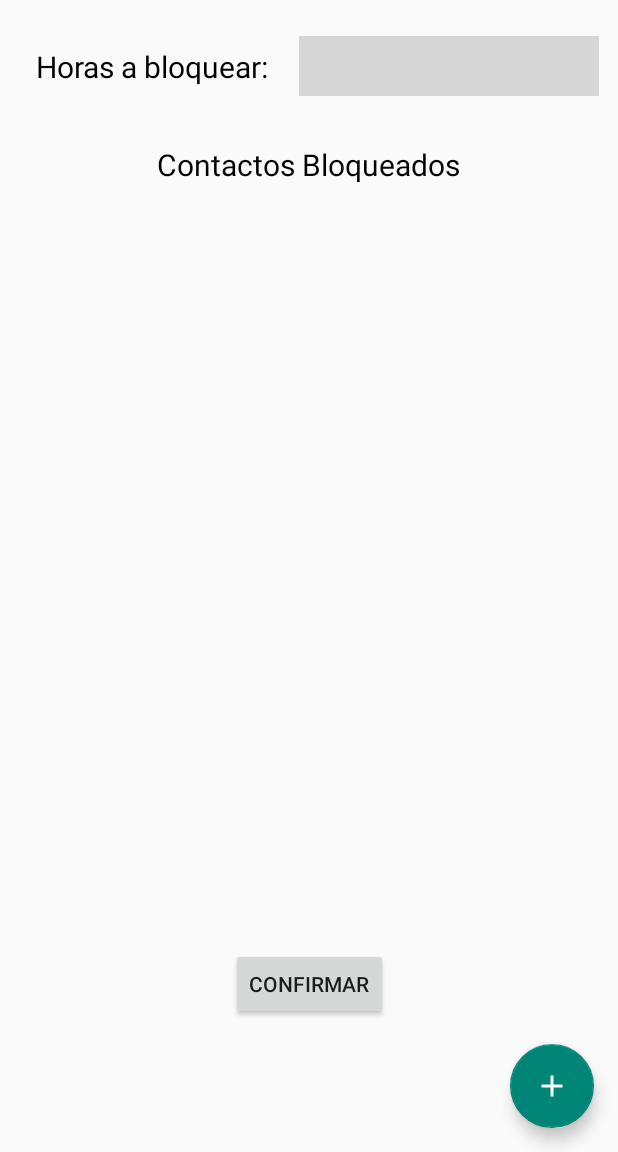
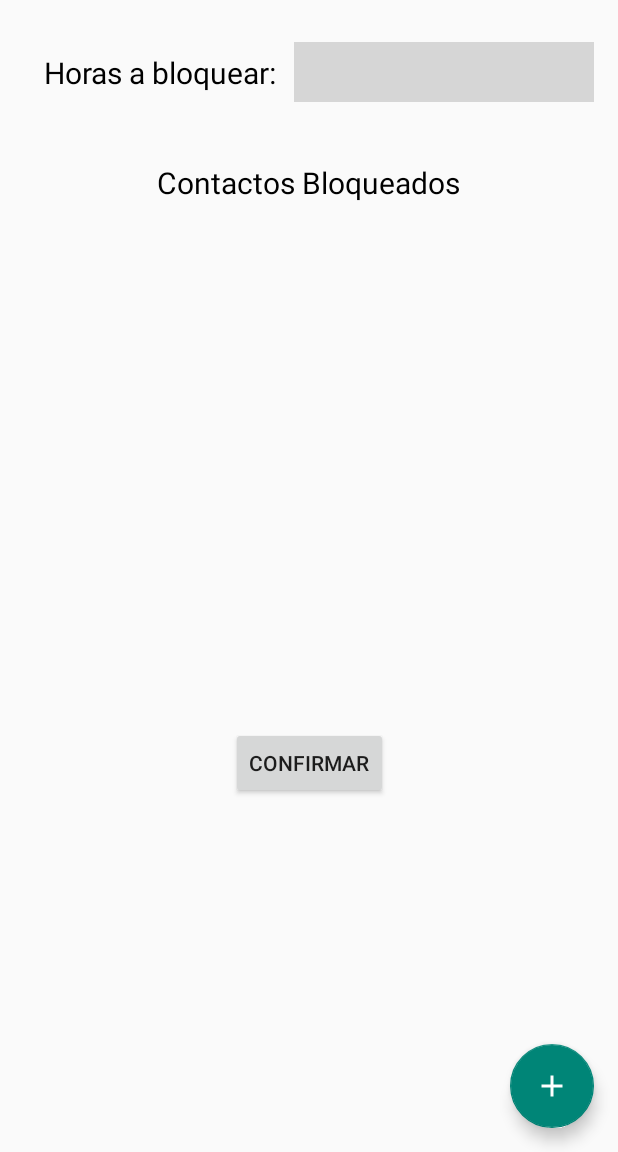
Before and after one commit to cyp0/BlockIfDrunk, an Android app: the screen it shows after launch once a user with an empty profile is signed in (MainActivity), in the side drawer, after a tap on "Lifeguard", on a phone screen of 412 x 824 dp, the part 84-1236 px from its top. Run offline under Robolectric (Android 15) with nearby library versions, the phone set to English and light mode, and no system bars; our stand-ins replace Firebase (no records; nobody signed in at launch, a user with empty details on screens opened directly), data binding; libraries missing offline, so code that uses them is left out: com.beardedhen.androidbootstrap, com.shawnlin.numberpicker; plain views replace BootstrapButton, NumberPicker; 1 statement that could not run was skipped; grey boxes are pictures that could not be loaded.

```diff
--- a/app/src/main/res/layout/activity_login.xml
+++ b/app/src/main/res/layout/activity_login.xml
@@ -82,7 +82,7 @@
             android:layout_height="24dp"
             android:layout_marginTop="13dp"
             android:background="@android:color/transparent"
-            android:text="¿Olvidaste tu contraseña?"
+            android:text="@string/olvidaste_tu_contrase_a"
             android:onClick="toReset"
             android:textSize="12sp"
             app:bootstrapBrand="info"
--- a/app/src/main/res/layout/activity_reset.xml
+++ b/app/src/main/res/layout/activity_reset.xml
@@ -52,7 +52,7 @@
             android:layout_height="wrap_content"
             android:layout_marginTop="48dp"
             android:onClick="resetPassword"
-            android:text="Confirmar"
+            android:text="@string/confirmar"
             app:bootstrapBrand="primary"
             app:bootstrapSize="lg"
             app:buttonMode="regular"
--- a/app/src/main/res/layout/fragment_add_contact.xml
+++ b/app/src/main/res/layout/fragment_add_contact.xml
@@ -17,7 +17,7 @@
         android:layout_marginTop="68dp"
         android:ems="10"
         android:inputType="textPersonName"
-        android:text="Edgar"
+        android:text="Edgar Sanchez Moron"
         app:layout_constraintEnd_toEndOf="parent"
         app:layout_constraintHorizontal_bias="0.554"
         app:layout_constraintStart_toStartOf="parent"
@@ -41,7 +41,7 @@
         android:layout_width="wrap_content"
         android:layout_height="wrap_content"
         android:layout_marginTop="52dp"
-        android:text="Agregar"
+        android:text="@string/agregar"
         app:bootstrapBrand="primary"
         app:layout_constraintEnd_toEndOf="parent"
         app:layout_constraintHorizontal_bias="0.498"
--- a/app/src/main/res/layout/fragment_contacts.xml
+++ b/app/src/main/res/layout/fragment_contacts.xml
@@ -25,7 +25,7 @@
             android:layout_width="wrap_content"
             android:layout_height="wrap_content"
             android:layout_marginTop="72dp"
-            android:text="Contactos Bloqueados"
+            android:text="@string/contactos_bloqueados"
             android:textAllCaps="true"
             android:textColor="@android:color/black"
             android:textSize="18dp"
--- a/app/src/main/res/layout/fragment_control.xml
+++ b/app/src/main/res/layout/fragment_control.xml
@@ -71,7 +71,7 @@
             android:id="@+id/button_disconnect"
             android:layout_width="match_parent"
             android:layout_height="wrap_content"
-            android:text="Desconectar"
+            android:text="@string/desconectar"
             app:bootstrapBrand="warning"
             app:layout_constraintBottom_toBottomOf="parent"
             app:layout_constraintEnd_toEndOf="parent"
--- a/app/src/main/res/layout/fragment_devices.xml
+++ b/app/src/main/res/layout/fragment_devices.xml
@@ -38,7 +38,7 @@
         android:layout_width="wrap_content"
         android:layout_height="wrap_content"
         android:layout_marginTop="80dp"
-        android:text="Dispositivos Encontrados"
+        android:text="@string/dispositivos_encontrados"
         app:layout_constraintEnd_toEndOf="parent"
         app:layout_constraintStart_toStartOf="parent"
         app:layout_constraintTop_toTopOf="parent" />
--- a/app/src/main/res/layout/fragment_phone.xml
+++ b/app/src/main/res/layout/fragment_phone.xml
@@ -13,7 +13,7 @@
             android:layout_width="300dp"
             android:layout_height="wrap_content"
             android:layout_marginTop="112dp"
-            android:hint="Telefono"
+            android:hint="@string/telefono"
             android:inputType="phone"
             app:layout_constraintEnd_toEndOf="parent"
             app:layout_constraintHorizontal_bias="0.495"
--- a/app/src/main/res/layout/lifeguard_fragment.xml
+++ b/app/src/main/res/layout/lifeguard_fragment.xml
@@ -61,32 +61,34 @@
             android:id="@+id/numberPicker"
             android:layout_width="200dp"
             android:layout_height="40dp"
-            android:layout_marginTop="80dp"
+            android:layout_marginTop="84dp"
+            android:layout_marginEnd="16dp"
+            android:layout_marginRight="16dp"
             app:layout_constraintEnd_toEndOf="parent"
-            app:layout_constraintHorizontal_bias="0.611"
-            app:layout_constraintStart_toEndOf="@+id/textView12"
             app:layout_constraintTop_toTopOf="parent"
-            app:np_min="1"
-            app:np_max="24"
-            app:np_value="12"
             app:np_dividerColor="@android:color/darker_gray"
             app:np_dividerDistance="50dp"
+            app:np_max="24"
+            app:np_min="1"
             app:np_orientation="horizontal"
             app:np_selectedTextColor="@android:color/black"
-            app:np_textColor="@android:color/black" />
+            app:np_textColor="@android:color/black"
+            app:np_value="12" />
 
         <com.beardedhen.androidbootstrap.BootstrapButton
             android:id="@+id/confirm_button"
             android:layout_width="wrap_content"
             android:layout_height="wrap_content"
-            android:layout_marginBottom="88dp"
-            android:text="Confirmar"
+            android:layout_marginTop="12dp"
+            android:text="@string/confirmar"
             app:bootstrapBrand="primary"
             app:bootstrapSize="lg"
             app:buttonMode="regular"
             app:layout_constraintBottom_toBottomOf="parent"
             app:layout_constraintEnd_toEndOf="parent"
             app:layout_constraintStart_toStartOf="parent"
+            app:layout_constraintTop_toBottomOf="@+id/contact_list"
+            app:layout_constraintVertical_bias="0.0"
             app:roundedCorners="true" />
 
         <com.google.android.material.floatingactionbutton.FloatingActionButton
@@ -106,11 +108,11 @@
             android:id="@+id/contact_list"
             android:layout_width="294dp"
             android:layout_height="313dp"
-            android:layout_marginTop="12dp"
+            android:layout_marginTop="24dp"
             android:divider="@null"
             android:dividerHeight="5dp"
             app:layout_constraintEnd_toEndOf="parent"
-            app:layout_constraintHorizontal_bias="0.515"
+            app:layout_constraintHorizontal_bias="0.494"
             app:layout_constraintStart_toStartOf="parent"
             app:layout_constraintTop_toBottomOf="@+id/textView13">
 
@@ -121,22 +123,21 @@
             android:id="@+id/textView12"
             android:layout_width="wrap_content"
             android:layout_height="wrap_content"
-            android:layout_marginStart="24dp"
-            android:layout_marginLeft="24dp"
-            android:text="Horas a bloquear:"
+            android:text="@string/horas_a_bloquear"
             android:textColor="@android:color/black"
             android:textSize="20sp"
             app:layout_constraintBottom_toBottomOf="@+id/numberPicker"
+            app:layout_constraintEnd_toEndOf="@+id/numberPicker"
+            app:layout_constraintHorizontal_bias="0.122"
             app:layout_constraintStart_toStartOf="parent"
-            app:layout_constraintTop_toTopOf="@+id/numberPicker"
-            app:layout_constraintVertical_bias="0.50" />
+            app:layout_constraintTop_toTopOf="@+id/numberPicker" />
 
         <TextView
             android:id="@+id/textView13"
             android:layout_width="wrap_content"
             android:layout_height="wrap_content"
-            android:layout_marginTop="32dp"
-            android:text="Contactos Bloqueados"
+            android:layout_marginTop="40dp"
+            android:text="@string/contactos_bloqueados"
             android:textColor="@android:color/black"
             android:textSize="20sp"
             app:layout_constraintEnd_toEndOf="parent"
--- a/app/src/main/res/layout/start_cart_fragment.xml
+++ b/app/src/main/res/layout/start_cart_fragment.xml
@@ -15,7 +15,7 @@
         android:layout_width="149dp"
         android:layout_height="154dp"
         android:background="@drawable/round_button"
-        android:text="Encender"
+        android:text="@string/encender"
         app:layout_constraintBottom_toBottomOf="parent"
         app:layout_constraintEnd_toEndOf="parent"
         app:layout_constraintStart_toStartOf="parent"
--- a/app/src/main/res/menu/drawer_menu.xml
+++ b/app/src/main/res/menu/drawer_menu.xml
@@ -7,13 +7,13 @@
             <item
                 android:id="@+id/homeItem"
                 android:icon="@drawable/ic_home_black_24dp"
-                android:title="Encender Carro">
+                android:title="@string/encender_carro">
 
             </item>
             <item
                 android:id="@+id/userItem"
                 android:icon="@drawable/ic_person_black_24dp"
-                android:title="Mi Cuenta">
+                android:title="@string/mi_cuenta">
 
             </item>
         </menu>
@@ -36,7 +36,7 @@
             <item
                 android:id="@+id/phoneItem"
                 android:icon="@drawable/ic_phone_black_24dp"
-                android:title="Telefono">
+                android:title="@string/telefono">
 
             </item>
 
@@ -49,7 +49,7 @@
             <item
                 android:id="@+id/historialItem"
                 android:icon="@drawable/ic_history_black_24dp"
-                android:title="Historial">
+                android:title="@string/historial">
 
             </item>
         </menu>
@@ -68,7 +68,7 @@
             <item
                 android:id="@+id/logoutItem"
                 android:icon="@drawable/ic_power_settings_new_black_24dp"
-                android:title="Cerrar Sesion">
+                android:title="@string/cerrar_sesion">
 
             </item>
 
--- a/app/src/main/res/values/strings.xml
+++ b/app/src/main/res/values/strings.xml
@@ -11,6 +11,22 @@
     <string name="confirmPassword">Contraseña incorrecta, vuelva a intentar</string>
     <string name="confirmEmail">Email enviado a su correo, verifique su cuenta por favor.</string>
 
-    <!-- TODO: Remove or change this placeholder text -->
-    <string name="hello_blank_fragment">Hello blank fragment</string>
+    <string name="olvidaste_tu_contrase_a">¿Olvidaste tu contraseña?</string>
+    <string name="confirmar">Confirmar</string>
+    <string name="nombre">Nombre</string>
+    <string name="celular">Celular</string>
+    <string name="colonia">Colonia</string>
+    <string name="calle_y_numero">Calle y Numero</string>
+    <string name="confirmar_contrase_a">Confirmar Contraseña</string>
+    <string name="agregar">Agregar</string>
+    <string name="contactos_bloqueados">Contactos Bloqueados</string>
+    <string name="desconectar">Desconectar</string>
+    <string name="dispositivos_encontrados">Dispositivos Encontrados</string>
+    <string name="telefono">Telefono</string>
+    <string name="horas_a_bloquear">Horas a bloquear:</string>
+    <string name="encender">Encender</string>
+    <string name="encender_carro">Encender Carro</string>
+    <string name="mi_cuenta">Mi Cuenta</string>
+    <string name="historial">Historial</string>
+    <string name="cerrar_sesion">Cerrar Sesion</string>
 </resources>
```
Also changed, not shown: app/src/main/res/layout/activity_sign_up.xml (+5 -5 lines), 1 other file.
